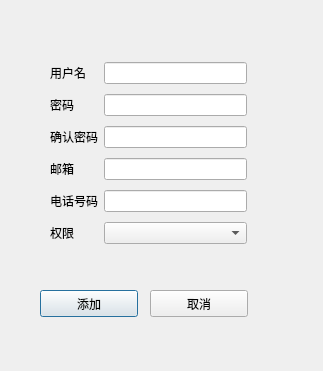
Before: the Qt Designer form useradd.ui in WooodHead/labelling3, drawn with Qt 5.
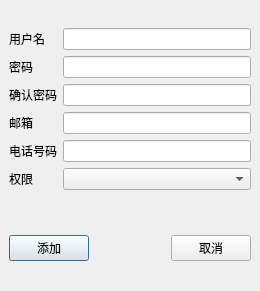
After: the same form once the commit is applied.

```diff
--- a/useradd.ui
+++ b/useradd.ui
@@ -6,8 +6,8 @@
    <rect>
     <x>0</x>
     <y>0</y>
-    <width>323</width>
-    <height>371</height>
+    <width>260</width>
+    <height>291</height>
    </rect>
   </property>
   <property name="windowTitle">
@@ -16,47 +16,14 @@
   <widget class="QWidget" name="widget" native="true">
    <property name="geometry">
     <rect>
-     <x>0</x>
-     <y>0</y>
-     <width>331</width>
-     <height>371</height>
+     <x>9</x>
+     <y>9</y>
+     <width>242</width>
+     <height>273</height>
     </rect>
    </property>
-   <widget class="QPushButton" name="_add">
-    <property name="geometry">
-     <rect>
-      <x>40</x>
-      <y>290</y>
-      <width>98</width>
-      <height>27</height>
-     </rect>
-    </property>
-    <property name="text">
-     <string>添加</string>
-    </property>
-   </widget>
-   <widget class="QPushButton" name="_cancel">
-    <property name="geometry">
-     <rect>
-      <x>150</x>
-      <y>290</y>
-      <width>98</width>
-      <height>27</height>
-     </rect>
-    </property>
-    <property name="text">
-     <string>取消</string>
-    </property>
-   </widget>
-   <widget class="QWidget" name="layoutWidget">
-    <property name="geometry">
-     <rect>
-      <x>50</x>
-      <y>58</y>
-      <width>197</width>
-      <height>194</height>
-     </rect>
-    </property>
+   <layout class="QVBoxLayout" name="verticalLayout">
+    <item>
     <layout class="QGridLayout" name="gridLayout">
      <item row="0" column="0">
       <widget class="QLabel" name="label">
@@ -77,9 +44,15 @@
      </item>
      <item row="1" column="1">
       <widget class="QLineEdit" name="_editPasswd">
+        <property name="autoFillBackground">
+         <bool>false</bool>
+        </property>
        <property name="text">
         <string/>
        </property>
+        <property name="echoMode">
+         <enum>QLineEdit::Password</enum>
+        </property>
       </widget>
      </item>
      <item row="2" column="0">
@@ -94,6 +67,9 @@
        <property name="text">
         <string/>
        </property>
+        <property name="echoMode">
+         <enum>QLineEdit::Password</enum>
+        </property>
       </widget>
      </item>
      <item row="3" column="0">
@@ -141,7 +117,52 @@
       </widget>
      </item>
     </layout>
-   </widget>
+    </item>
+    <item>
+     <spacer name="horizontalSpacer_2">
+      <property name="orientation">
+       <enum>Qt::Horizontal</enum>
+      </property>
+      <property name="sizeHint" stdset="0">
+       <size>
+        <width>40</width>
+        <height>20</height>
+       </size>
+      </property>
+     </spacer>
+    </item>
+    <item>
+     <layout class="QHBoxLayout" name="horizontalLayout">
+      <item>
+       <widget class="QPushButton" name="_add">
+        <property name="text">
+         <string>添加</string>
+        </property>
+       </widget>
+      </item>
+      <item>
+       <spacer name="horizontalSpacer">
+        <property name="orientation">
+         <enum>Qt::Horizontal</enum>
+        </property>
+        <property name="sizeHint" stdset="0">
+         <size>
+          <width>40</width>
+          <height>20</height>
+         </size>
+        </property>
+       </spacer>
+      </item>
+      <item>
+       <widget class="QPushButton" name="_cancel">
+        <property name="text">
+         <string>取消</string>
+        </property>
+       </widget>
+      </item>
+     </layout>
+    </item>
+   </layout>
   </widget>
  </widget>
  <resources/>
```
Left out of the diff: 2 changed lines with no effect on the pictures. Lines whose indentation alone changed are shown as unchanged.
